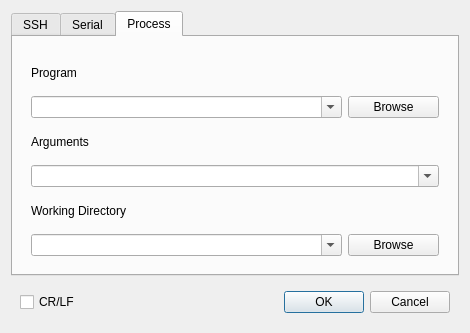
cdesjardins/ComBomb, file ComBombGui/opendialog.ui: the form before one commit.
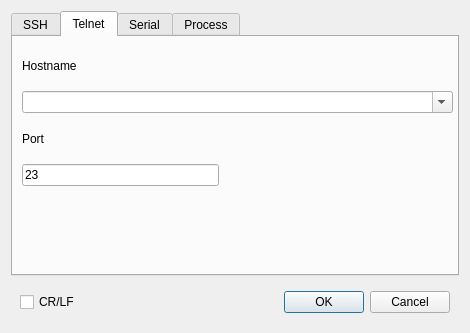
The form after the commit. Icons and pictures are not drawn. Custom widgets are drawn as their Qt base class.

Commit message: Starting on telnet support

The edit to the form file:
```diff
--- a/ComBombGui/opendialog.ui
+++ b/ComBombGui/opendialog.ui
@@ -62,7 +62,7 @@
       </sizepolicy>
      </property>
      <property name="currentIndex">
-      <number>2</number>
+      <number>1</number>
      </property>
      <widget class="QWidget" name="Ssh">
       <property name="layoutDirection">
@@ -174,6 +174,60 @@
        </item>
       </layout>
      </widget>
+     <widget class="QWidget" name="Telnet">
+      <attribute name="title">
+       <string>Telnet</string>
+      </attribute>
+      <widget class="QWidget" name="OpenTelnet" native="true">
+       <property name="geometry">
+        <rect>
+         <x>9</x>
+         <y>9</y>
+         <width>431</width>
+         <height>140</height>
+        </rect>
+       </property>
+       <layout class="QVBoxLayout" name="verticalLayout">
+        <item>
+         <widget class="QLabel" name="label_7">
+          <property name="text">
+           <string>Hostname</string>
+          </property>
+         </widget>
+        </item>
+        <item>
+         <widget class="CBComboBox" name="telnetHostNameComboBox">
+          <property name="editable">
+           <bool>true</bool>
+          </property>
+         </widget>
+        </item>
+        <item>
+         <widget class="QLabel" name="label_12">
+          <property name="text">
+           <string>Port</string>
+          </property>
+         </widget>
+        </item>
+        <item>
+         <widget class="QLineEdit" name="telnetPortNumLineEdit">
+          <property name="maximumSize">
+           <size>
+            <width>197</width>
+            <height>16777215</height>
+           </size>
+          </property>
+          <property name="inputMethodHints">
+           <set>Qt::ImhDigitsOnly</set>
+          </property>
+          <property name="text">
+           <string>23</string>
+          </property>
+         </widget>
+        </item>
+       </layout>
+      </widget>
+     </widget>
      <widget class="QWidget" name="Serial">
       <attribute name="title">
        <string>Serial</string>
```
The commit also changes 5 other files.
